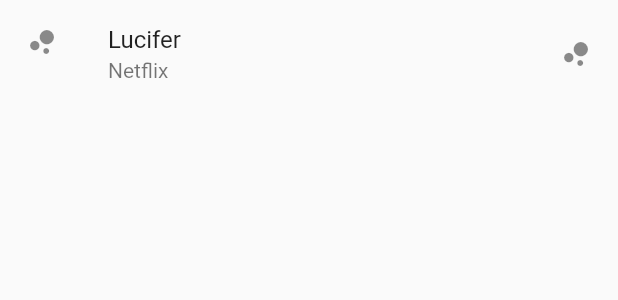
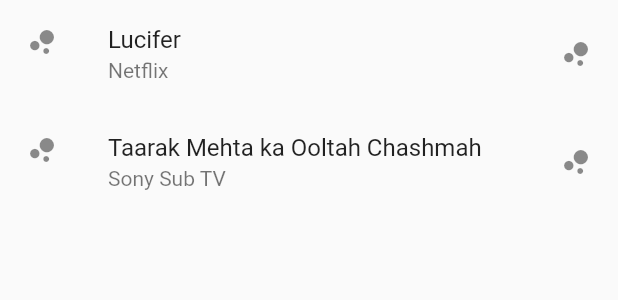
Before and after one commit to Atharva-Vijay-Khade/Hacktoberfest-2020-Flutter-Beginner, a Flutter app: what getListView() shows on an empty page, opened directly, on a phone screen of 412 x 824 dp. Shown: the top 300 px of the screen. Run offline on Flutter 3.47's test engine with Material 2 defaults, Android fonts, the phone set to English and light mode, and no system bars.

Commit message:
new tv show added

```diff
--- a/lib/main.dart
+++ b/lib/main.dart
@@ -1,4 +1,5 @@
 import 'package:flutter/material.dart';
+
 void main() {
   runApp(
     MaterialApp(
@@ -21,6 +22,12 @@ Widget getListView() {
         subtitle: Text("Netflix"),
         trailing: Icon(Icons.bubble_chart),
       ),
+      ListTile(///new list view added
+        leading: Icon(Icons.bubble_chart),
+        title: Text("Taarak Mehta ka Ooltah Chashmah"),
+        subtitle: Text("Sony Sub TV"),
+        trailing: Icon(Icons.bubble_chart),
+      ),
     ],
   );
   return listview;
```
